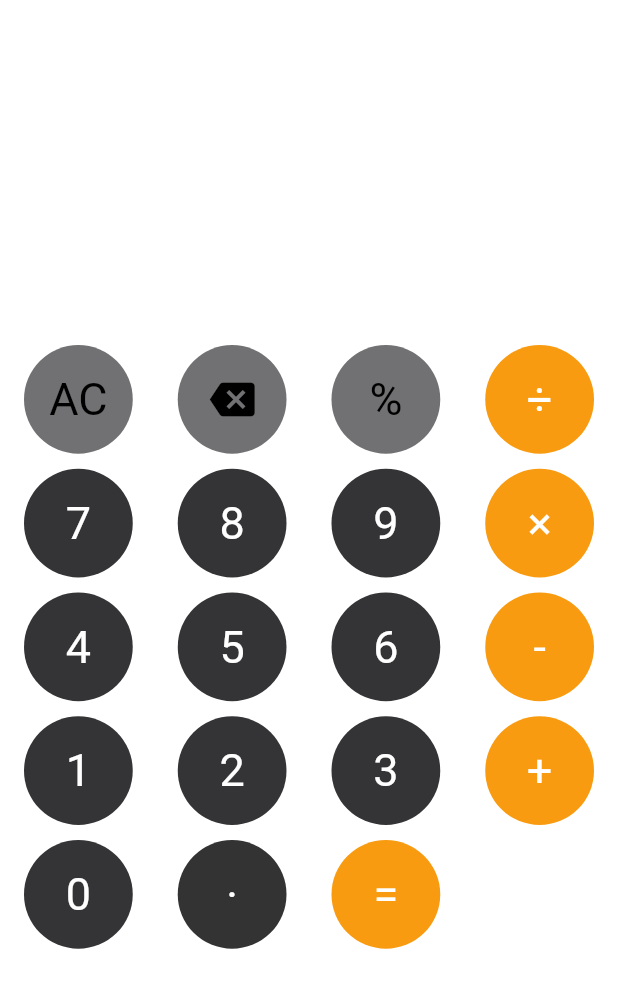
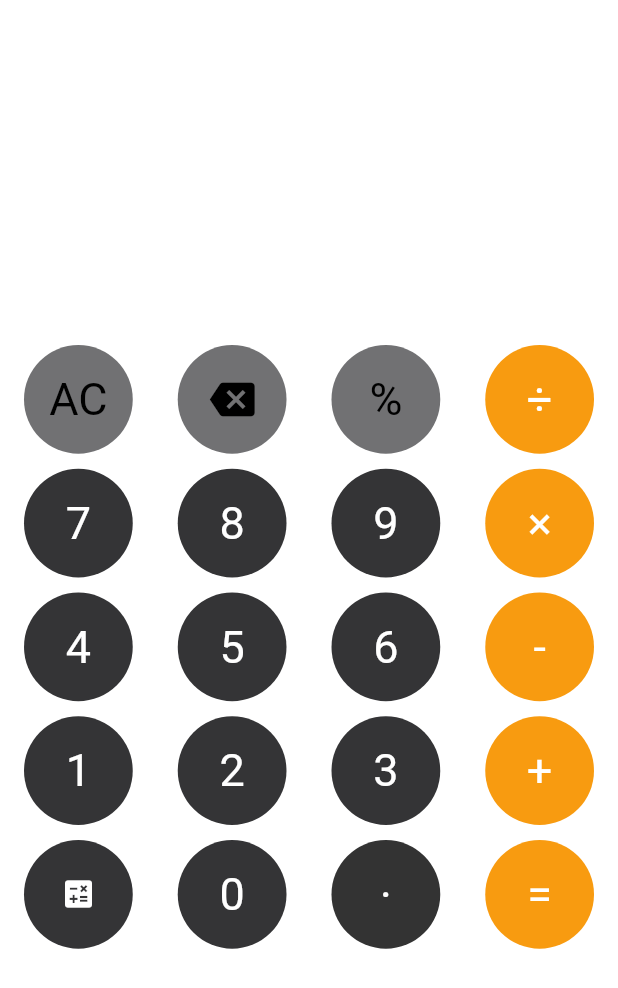
Before and after one commit to nexxucc/calculator, a Flutter app: the screen it shows after launch, on a phone screen of 412 x 824 dp. Shown: the top 988 px of the screen. Run offline on Flutter 3.47's test engine with Material 3 defaults, Android fonts, the phone set to English and light mode, and no system bars.

Commit message:
Add buttons

```diff
--- a/lib/main.dart
+++ b/lib/main.dart
@@ -354,22 +354,22 @@ class MyApp extends StatelessWidget {
                         ),
                       ),
                     ),
-                    // Container(
-                    //   width: 100,
-                    //   height: 100,
-                    //   decoration: const BoxDecoration(
-                    //     color: Color(0xFF343436),
-                    //     shape: BoxShape.circle,
-                    //   ),
-                    //   child: const Align(
-                    //     alignment: AlignmentDirectional(0, 0),
-                    //     child: Icon(
-                    //       Icons.calculate,
-                    //       color: Colors.white,
-                    //       size: 24,
-                    //     ),
-                    //   ),
-                    // ),
+                    Container(
+                      width: 100,
+                      height: 100,
+                      decoration: const BoxDecoration(
+                        color: Color(0xFF343436),
+                        shape: BoxShape.circle,
+                      ),
+                      child: const Align(
+                        alignment: AlignmentDirectional(0, 0),
+                        child: Icon(
+                          Icons.calculate,
+                          color: Colors.white,
+                          size: 24,
+                        ),
+                      ),
+                    ),
                     Container(
                       width: 500,
                       height: 100,
```
